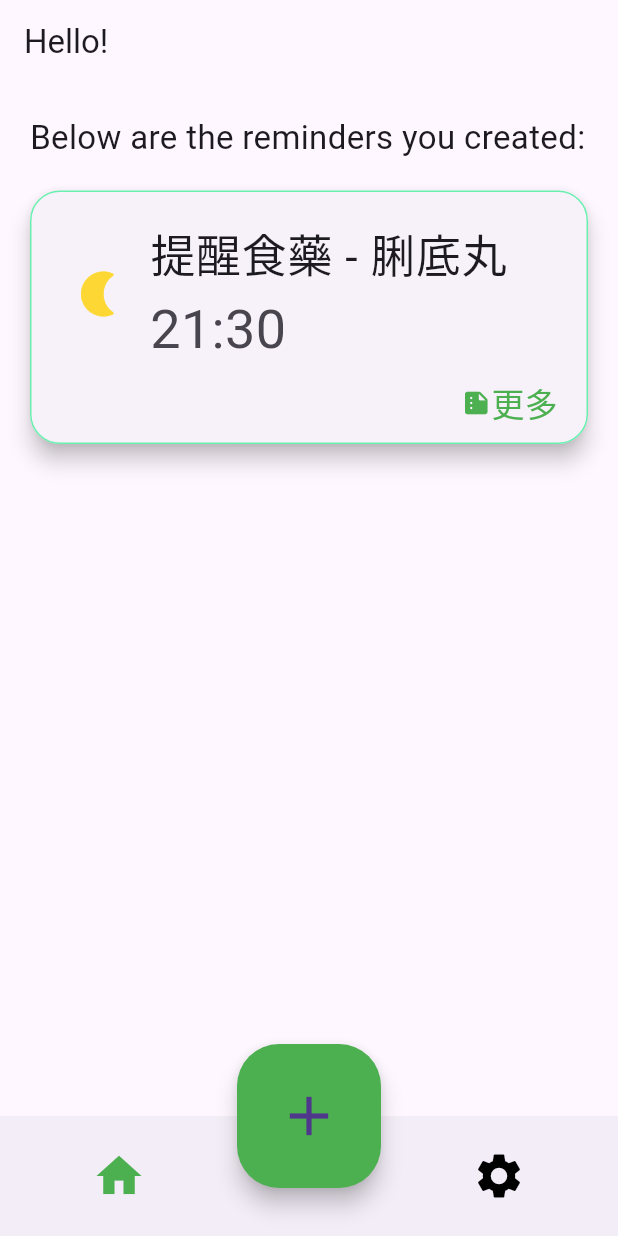
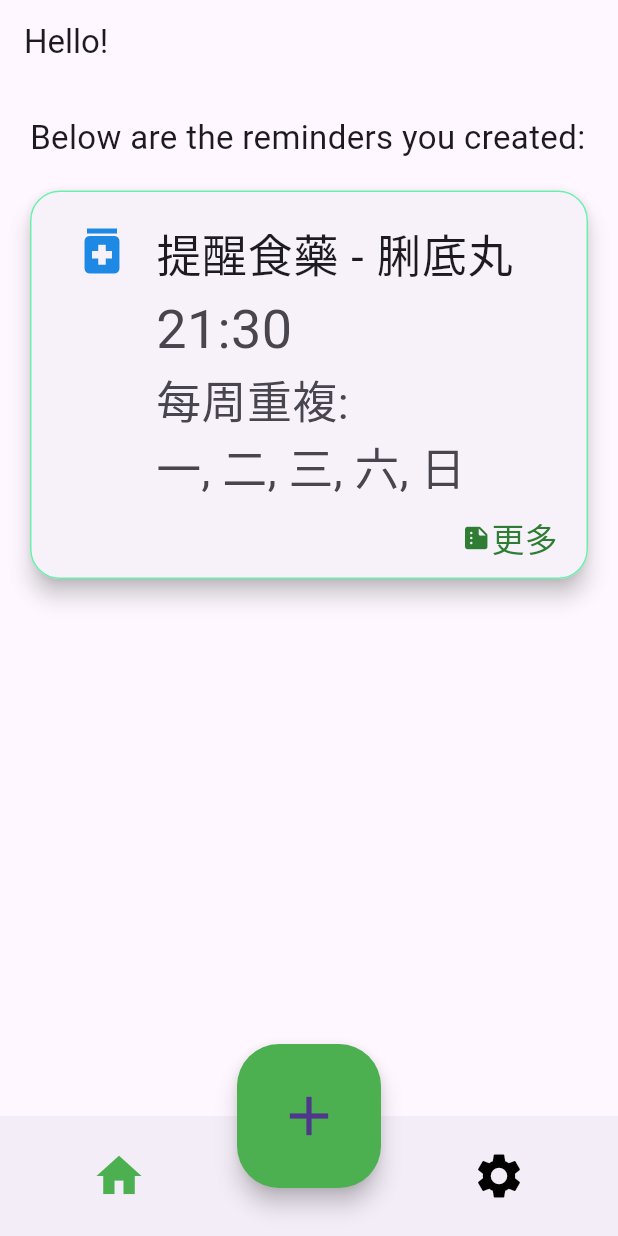
Before and after one commit to librajackyty/ESoundReminder, a Flutter app: the screen it shows after launch, on a phone screen of 412 x 824 dp. Run offline on Flutter 3.47's test engine with Material 2 defaults, Android fonts, the phone set to English and light mode, and no system bars; our stand-ins replace hive, hive_flutter, lottie, package_info_plus, shared_preferences; missing offline and left inert: day_picker; accounts and stored records are empty.

Commit message:
Update home card display

```diff
--- a/lib/screens/home.dart
+++ b/lib/screens/home.dart
@@ -37,14 +37,15 @@ class _HomePageState extends State<HomePage> {
                   ),
                   CusCard(
                       Icon(
-                        Icons.nightlight_rounded, // Icons.sunny
-                        color: Colors.yellow[600]!, // Colors.yellow[900]!
-                        size: 36.0,
+                        Icons.medication, // Icons.sunny
+                        color: Colors.blue[600]!, // Colors.yellow[900]!
+                        size: 40.0,
                         semanticLabel:
                             'moon icon means Time between 18:00 to 06:00', //'sunny icon means Time between 06:00 to 18:00',
                       ),
                       "提醒食藥 - 脷底丸",
                       "21:30",
+                      "每周重複: \n一, 二, 三, 六, 日",
                       onPressed: (() => {
                             Navigator.pushNamed(
                                 context, pageRouteReminderDetail)
--- a/lib/widgets/custom_card.dart
+++ b/lib/widgets/custom_card.dart
@@ -6,39 +6,45 @@ import 'custom_text_small.dart';
 import 'custom_text_title.dart';
 
 class CusCard extends StatefulWidget {
-  Widget icon;
+  final Widget icon;
   final String title;
   final String subtitle;
+  final String subtitle2;
   // final String text;
   final String? btntxt1;
   // final String btntxt2;
   VoidCallback? onPressed;
 
-  CusCard(this.icon, this.title, this.subtitle, {this.btntxt1, this.onPressed});
+  CusCard(this.icon, this.title, this.subtitle, this.subtitle2,
+      {this.btntxt1, this.onPressed});
 
   @override
   _CusCardState createState() =>
-      _CusCardState(icon, title, subtitle, btntxt1, onPressed);
+      _CusCardState(icon, title, subtitle, subtitle2, btntxt1, onPressed);
 }
 
 class _CusCardState extends State<CusCard> {
   Widget icon;
   String title;
   String subtitle;
+  String subtitle2;
   // String text;
   String? btntxt1;
   // String btntxt2;
   VoidCallback? onPressed;
 
-  _CusCardState(
-      this.icon, this.title, this.subtitle, this.btntxt1, this.onPressed);
+  _CusCardState(this.icon, this.title, this.subtitle, this.subtitle2,
+      this.btntxt1, this.onPressed);
 
   @override
   Widget build(BuildContext context) {
     return Card(
+      // color: Colors.white,
+      // surfaceTintColor: Colors.white,
       margin: const EdgeInsets.only(bottom: 16.0),
       shape: RoundedRectangleBorder(
         side: BorderSide(
+          width: 1.0,
           color: Colors.greenAccent,
         ),
         borderRadius: BorderRadius.circular(cardsBorderRadius),
@@ -65,8 +71,30 @@ class _CusCardState extends State<CusCard> {
                 //       'moon icon means Time between 18:00 to 06:00', //'sunny icon means Time between 06:00 to 18:00',
                 // ),
                 title: CusNText(widget.title),
-                subtitle: CusTitleText(widget.subtitle),
+                subtitle: Wrap(
+                    // mainAxisAlignment: MainAxisAlignment.start,
+                    children: <Widget>[
+                      CusTitleText(widget.subtitle),
+                      CusNText(
+                        widget
+                            .subtitle2, //"Repeat: Mon, Tue, Wed, Thur, Fri, Sat", //More
+                        // color: Colors.black,
+                      ),
+                    ]), //CusTitleText(widget.subtitle),
+                isThreeLine: true,
               ),
+              // CusSText(
+              //   "Repeat: Mon, Tue, Wed, Thur, Fri, Sat", //More
+              //   // color: Colors.black,
+              // ),
+              // Wrap(
+              //     // mainAxisAlignment: MainAxisAlignment.start,
+              //     children: <Widget>[
+              //       CusSText(
+              //         "Repeat: Mon, Tue, Wed, Thur, Fri, Sat", //More
+              //         // color: Colors.black,
+              //       ),
+              //     ]),
               Row(
                 mainAxisAlignment: MainAxisAlignment.end,
                 children: <Widget>[
@@ -79,11 +107,11 @@ class _CusCardState extends State<CusCard> {
                     Icons.summarize_rounded,
                     size: 20.0,
                     semanticLabel: 'Tap to edit',
-                    color: Colors.green,
+                    color: Colors.green[800],
                   ),
                   CusSText(
                     widget.btntxt1 != null ? widget.btntxt1! : "更多", //More
-                    color: Colors.green,
+                    color: Colors.green[800],
                   ),
                   // TextButton(
                   //   style: TextButton.styleFrom(
```
Also changed, not shown: 1 other file.
